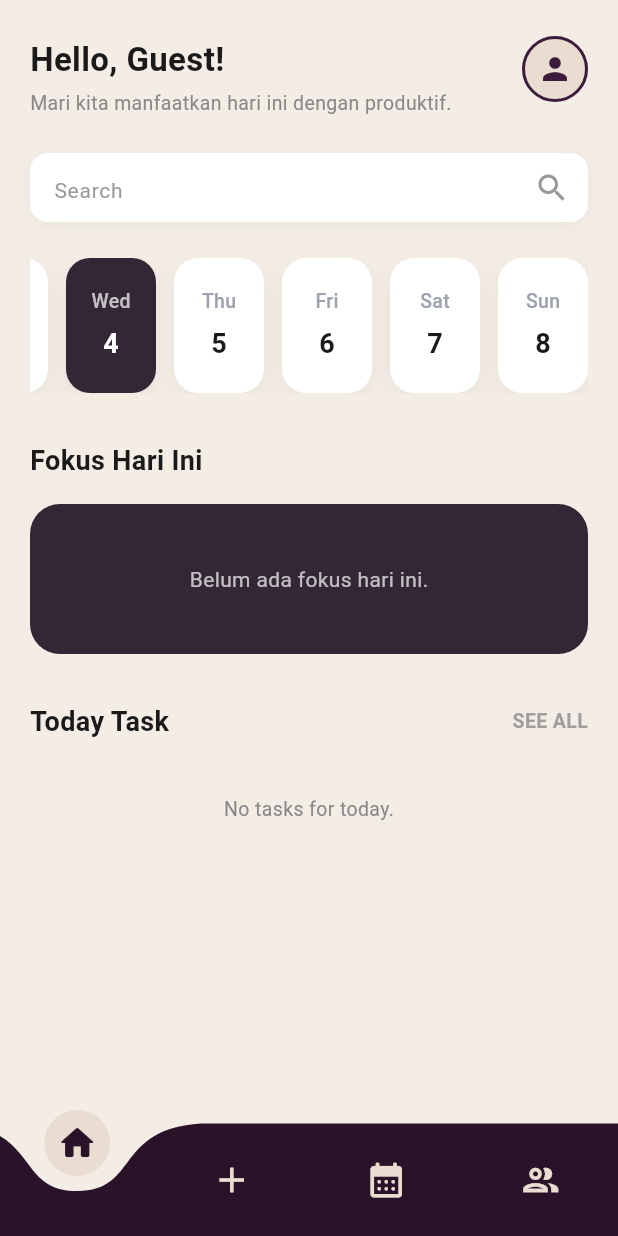
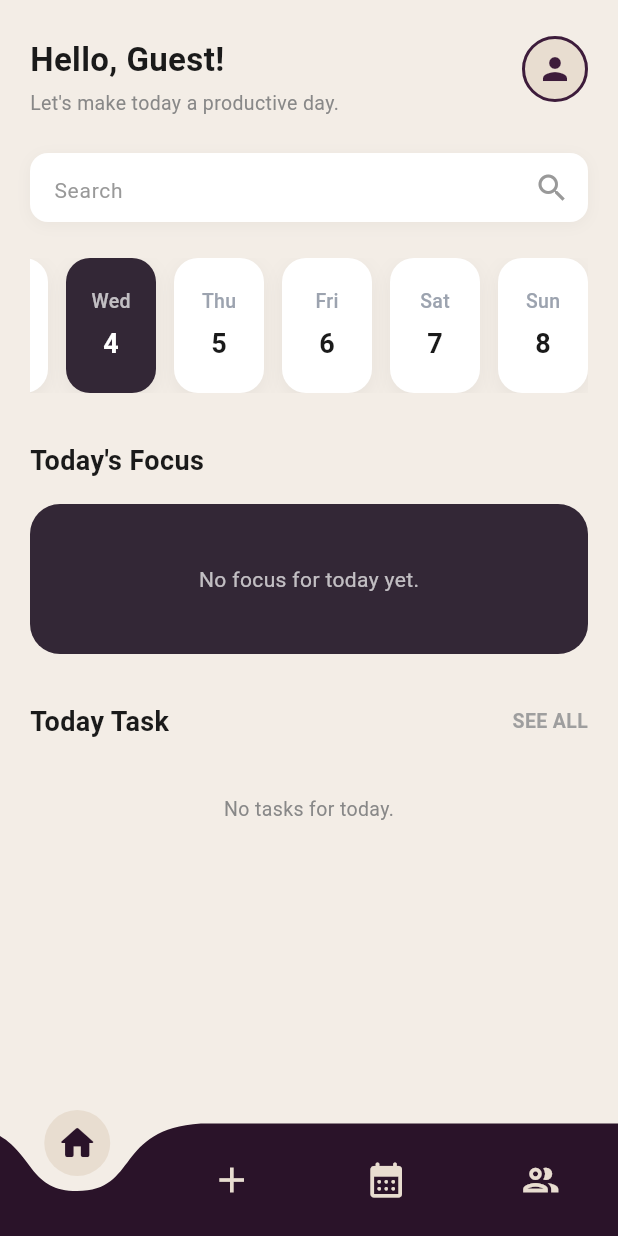
Before and after one commit to Himdeunn/PDBL-Mobile-Apps, a Flutter app: the screen it shows after launch, after a tap on "Continue as Guest", on a phone screen of 412 x 824 dp. Run offline on Flutter 3.47's test engine with Material 3 defaults, Android fonts, the light colour scheme and no system bars; drawn by our look-alikes of curved_navigation_bar; our stand-ins replace dio, flutter_dotenv, flutter_secure_storage, flutter_slidable, isar; accounts and stored records are empty; generated files the repository leaves out were written again; network calls fail; Roboto replaces fonts that are missing (Sans).

Commit message:
feat: translate all remaining Indonesian UI strings to English

```diff
--- a/lib/features/auth/pages/welcome_page.dart
+++ b/lib/features/auth/pages/welcome_page.dart
@@ -92,7 +92,7 @@ class _WelcomePageState extends State<WelcomePage> {
 
                         // Subtitle
                         const Text(
-                          'Solusi manajemen waktu untuk mahasiswa.\nBantu kamu mengatur aktivitas dengan\nlebih efektif.',
+                          'A time management solution for students.\nHelping you organize your activities more\neffectively.',
                           textAlign: TextAlign.center,
                           style: TextStyle(
                             fontSize: 14,
--- a/lib/features/home/pages/home_page.dart
+++ b/lib/features/home/pages/home_page.dart
@@ -175,7 +175,7 @@ class _HomePageState extends State<HomePage> {
                     crossAxisAlignment: CrossAxisAlignment.start,
                     children: [
                       const Text(
-                        'Fokus Hari Ini',
+                        'Today\'s Focus',
                         style: TextStyle(
                           fontSize: 18,
                           fontWeight: FontWeight.bold,
@@ -205,7 +205,7 @@ class _HomePageState extends State<HomePage> {
                           ),
                           child: const Center(
                             child: Text(
-                              'Belum ada fokus hari ini.',
+                              'No focus for today yet.',
                               style: TextStyle(
                                 color: Colors.white70,
                                 fontSize: 14,
--- a/lib/features/home/widgets/focus_card.dart
+++ b/lib/features/home/widgets/focus_card.dart
@@ -21,7 +21,7 @@ class FocusCard extends StatelessWidget {
       crossAxisAlignment: CrossAxisAlignment.start,
       children: [
         const Text(
-          'Fokus Hari Ini',
+          'Today\'s Focus',
           style: TextStyle(
             fontSize: 16,
             fontWeight: FontWeight.bold,
--- a/lib/features/home/widgets/home_header.dart
+++ b/lib/features/home/widgets/home_header.dart
@@ -42,7 +42,7 @@ class HomeHeader extends StatelessWidget {
               ),
               const SizedBox(height: 4),
               const Text(
-                'Mari kita manfaatkan hari ini dengan produktif.',
+                'Let\'s make today a productive day.',
                 style: TextStyle(fontSize: 13, color: AppColors.textTertiary),
                 maxLines: 2,
                 overflow: TextOverflow.ellipsis,
--- a/lib/features/shell/widgets/bottom_navbar.dart
+++ b/lib/features/shell/widgets/bottom_navbar.dart
@@ -31,8 +31,11 @@ class _WudiBottomBarState extends State<WudiBottomBar>
   final LayerLink _layerLink = LayerLink();
 
   static const _plusSubItems = [
-    _NavItemData(icon: Icons.person_add_outlined, label: 'Buat To Do Pribadi'),
-    _NavItemData(icon: Icons.group_add_outlined, label: 'Buat To Do Group'),
+    _NavItemData(
+      icon: Icons.person_add_outlined,
+      label: 'Create Personal To-Do',
+    ),
+    _NavItemData(icon: Icons.group_add_outlined, label: 'Create Group To-Do'),
   ];
 
   @override
```
